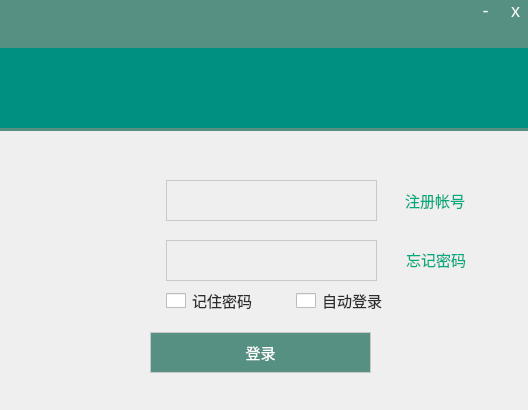
This is QBox/login.ui in BuleHell/QBox as Qt 5 draws it before an edit. The edited form follows.
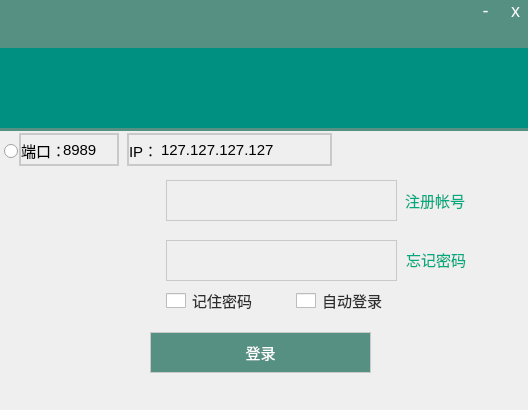
This is the edited form. Icons and pictures are not drawn. Custom widgets are drawn as their Qt base class.

Patch:
```diff
--- a/QBox/login.ui
+++ b/QBox/login.ui
@@ -248,7 +248,7 @@
     <rect>
      <x>166</x>
      <y>240</y>
-     <width>211</width>
+     <width>231</width>
      <height>41</height>
     </rect>
    </property>
@@ -299,7 +299,7 @@
     <rect>
      <x>166</x>
      <y>180</y>
-     <width>211</width>
+     <width>231</width>
      <height>41</height>
     </rect>
    </property>
@@ -361,8 +361,8 @@
    <widget class="QMenuButton" name="btnStatus">
     <property name="geometry">
      <rect>
-      <x>167</x>
-      <y>-2</y>
+      <x>187</x>
+      <y>-3</y>
       <width>41</width>
       <height>41</height>
      </rect>
@@ -497,6 +497,109 @@
     <string>自动登录</string>
    </property>
   </widget>
+  <widget class="QWidget" name="widget_IP" native="true">
+   <property name="geometry">
+    <rect>
+     <x>127</x>
+     <y>133</y>
+     <width>205</width>
+     <height>33</height>
+    </rect>
+   </property>
+   <property name="styleSheet">
+    <string notr="true">QWidget#widget_IP {
+	border: 2px solid #c9c9c9;
+
+}</string>
+   </property>
+   <widget class="QLineEdit" name="lineEdit_ip">
+    <property name="geometry">
+     <rect>
+      <x>32</x>
+      <y>2</y>
+      <width>170</width>
+      <height>30</height>
+     </rect>
+    </property>
+    <property name="text">
+     <string>127.127.127.127</string>
+    </property>
+   </widget>
+   <widget class="QLabel" name="label_ip">
+    <property name="geometry">
+     <rect>
+      <x>2</x>
+      <y>7</y>
+      <width>28</width>
+      <height>20</height>
+     </rect>
+    </property>
+    <property name="text">
+     <string>IP：</string>
+    </property>
+   </widget>
+  </widget>
+  <widget class="QWidget" name="widget_Port" native="true">
+   <property name="geometry">
+    <rect>
+     <x>19</x>
+     <y>133</y>
+     <width>100</width>
+     <height>33</height>
+    </rect>
+   </property>
+   <property name="maximumSize">
+    <size>
+     <width>100</width>
+     <height>16777215</height>
+    </size>
+   </property>
+   <property name="styleSheet">
+    <string notr="true">QWidget#widget_Port {
+	border: 2px solid #c9c9c9;
+
+}</string>
+   </property>
+   <widget class="QLabel" name="label_port">
+    <property name="geometry">
+     <rect>
+      <x>2</x>
+      <y>7</y>
+      <width>45</width>
+      <height>20</height>
+     </rect>
+    </property>
+    <property name="text">
+     <string>端口：</string>
+    </property>
+   </widget>
+   <widget class="QLineEdit" name="lineEdit_port">
+    <property name="geometry">
+     <rect>
+      <x>42</x>
+      <y>2</y>
+      <width>56</width>
+      <height>29</height>
+     </rect>
+    </property>
+    <property name="text">
+     <string>8989</string>
+    </property>
+   </widget>
+  </widget>
+  <widget class="QRadioButton" name="rb_Setting">
+   <property name="geometry">
+    <rect>
+     <x>4</x>
+     <y>143</y>
+     <width>16</width>
+     <height>16</height>
+    </rect>
+   </property>
+   <property name="text">
+    <string/>
+   </property>
+  </widget>
   <zorder>labelLogo</zorder>
   <zorder>btnClose</zorder>
   <zorder>btnLogin</zorder>
```
Left out of the diff: 4 changed lines with no effect on the pictures.
